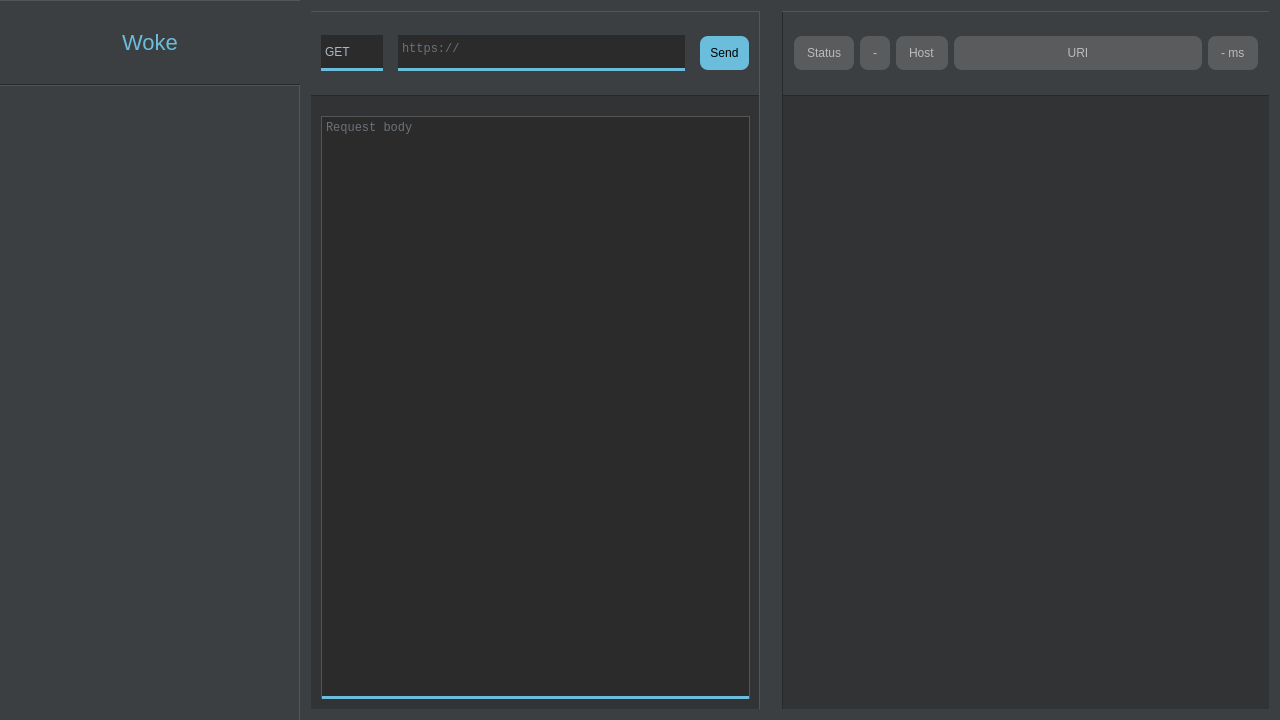
This is mainwindow.ui in tmstieff/Woke as Qt 5 draws it before an edit. The edited form follows.
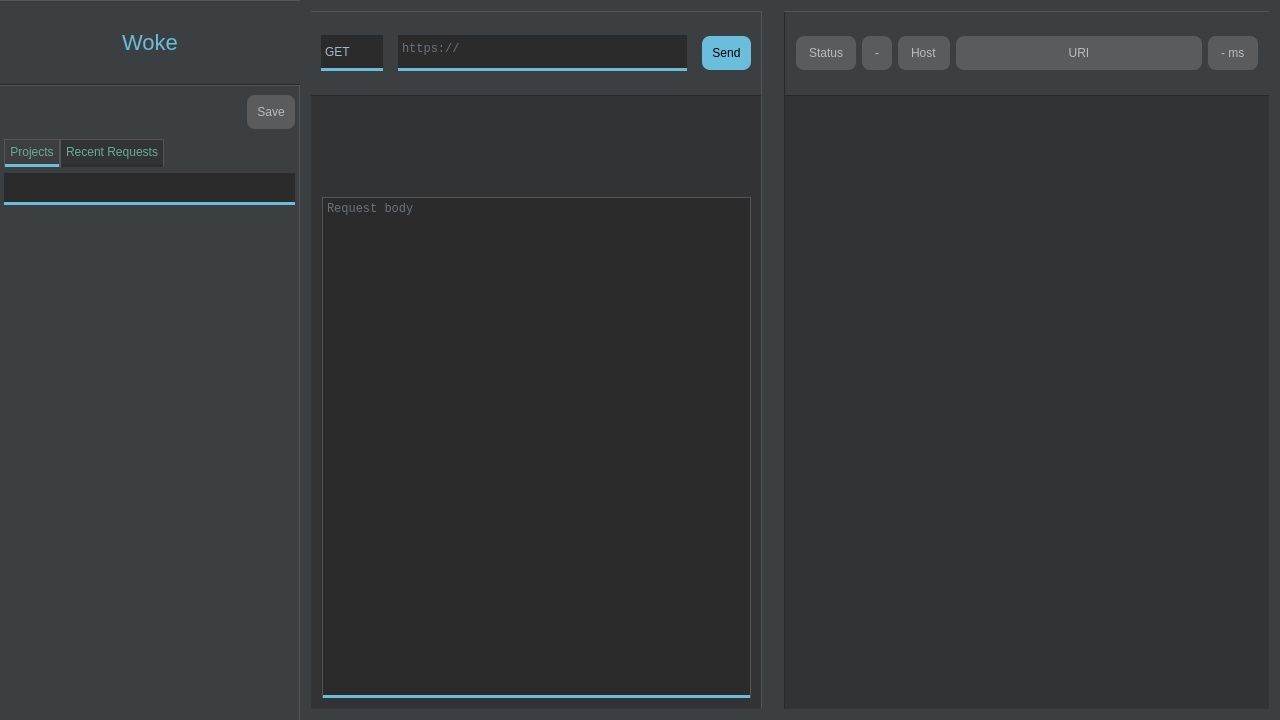
This is the edited form. Custom widgets are drawn as their Qt base class.

Commit message: Project management!

```diff
--- a/mainwindow.ui
+++ b/mainwindow.ui
@@ -240,14 +240,276 @@
            <enum>QFrame::Raised</enum>
           </property>
           <layout class="QVBoxLayout" name="verticalLayout_4">
+           <property name="leftMargin">
+            <number>4</number>
+           </property>
+           <property name="topMargin">
+            <number>9</number>
+           </property>
+           <property name="rightMargin">
+            <number>4</number>
+           </property>
+           <property name="bottomMargin">
+            <number>9</number>
+           </property>
            <item>
-            <widget class="QListWidget" name="recentRequestsListWidget">
+            <layout class="QHBoxLayout" name="buttonsLayout">
+             <property name="bottomMargin">
+              <number>4</number>
+             </property>
+             <item>
+              <spacer name="horizontalSpacer_4">
+               <property name="orientation">
+                <enum>Qt::Horizontal</enum>
+               </property>
+               <property name="sizeHint" stdset="0">
+                <size>
+                 <width>40</width>
+                 <height>20</height>
+                </size>
+               </property>
+              </spacer>
+             </item>
+             <item>
+              <widget class="QPushButton" name="saveButton">
+               <property name="styleSheet">
+                <string notr="true">#saveButton {
+	border-top: 3px solid #bbbbbb;
+	background-color: #595b5d;
+	color: #bbbbbb;
+	border: none;
+	padding: 10px;
+	border-radius: 8px;
+}</string>
+               </property>
+               <property name="text">
+                <string>Save</string>
+               </property>
+              </widget>
+             </item>
+            </layout>
+           </item>
+           <item>
+            <widget class="QTabWidget" name="tabWidget">
              <property name="styleSheet">
-              <string notr="true"/>
+              <string notr="true">QTabWidget {
+	background: #555555;
+}
+
+QWidget#tabWidget {
+	background-color: #3c3f41;
+	border: none;
+}
+
+QTabWidget::pane {
+    border: none;
+	background: #555555;
+}
+
+QTabWidget::tab-bar {
+	background: #555555;
+}
+
+QTabBar::tab {
+	background-color: #3c3e3f;
+	border: none;
+	border-bottom: 3px solid #6ABDDB;
+	border-top: 1px solid #555555;
+	border-right: 1px solid #555555;
+	border-left: 1px solid #555555;
+	color: #69ac97;
+	padding: 5px;
+}
+
+QTabBar::tab:selected {
+	background-color: #3c3e3f;
+	border-bottom: 3px solid #6ABDDB
+}
+
+QTabBar::tab:!selected {
+	background-color: #313335;
+	border-bottom: 3px solid #2C2E2F;
+}</string>
              </property>
-             <property name="frameShape">
-              <enum>QFrame::NoFrame</enum>
+             <property name="tabShape">
+              <enum>QTabWidget::Rounded</enum>
              </property>
+             <property name="currentIndex">
+              <number>0</number>
+             </property>
+             <property name="usesScrollButtons">
+              <bool>false</bool>
+             </property>
+             <property name="documentMode">
+              <bool>false</bool>
+             </property>
+             <widget class="QWidget" name="projectsTab">
+              <property name="sizePolicy">
+               <sizepolicy hsizetype="Expanding" vsizetype="Expanding">
+                <horstretch>0</horstretch>
+                <verstretch>0</verstretch>
+               </sizepolicy>
+              </property>
+              <attribute name="title">
+               <string>Projects</string>
+              </attribute>
+              <layout class="QVBoxLayout" name="verticalLayout_5">
+               <property name="spacing">
+                <number>6</number>
+               </property>
+               <property name="leftMargin">
+                <number>0</number>
+               </property>
+               <property name="topMargin">
+                <number>0</number>
+               </property>
+               <property name="rightMargin">
+                <number>0</number>
+               </property>
+               <property name="bottomMargin">
+                <number>0</number>
+               </property>
+               <item>
+                <widget class="QFrame" name="projectsTabFrame">
+                 <property name="sizePolicy">
+                  <sizepolicy hsizetype="Expanding" vsizetype="Expanding">
+                   <horstretch>0</horstretch>
+                   <verstretch>0</verstretch>
+                  </sizepolicy>
+                 </property>
+                 <property name="styleSheet">
+                  <string notr="true">QFrame {
+	background-color: #3c3f41;
+	border: none;
+}
+
+QComboBox, QLineEdit {
+	background-color: #2b2b2b;
+	border: none;
+	border-bottom: 3px solid #6ABDDB;
+	color: #a9b7c6;
+	padding-left: 2px;
+}
+
+QComboBox::drop-down {
+    border: 0;
+}</string>
+                 </property>
+                 <property name="frameShape">
+                  <enum>QFrame::StyledPanel</enum>
+                 </property>
+                 <property name="frameShadow">
+                  <enum>QFrame::Raised</enum>
+                 </property>
+                 <layout class="QVBoxLayout" name="verticalLayout_6">
+                  <property name="leftMargin">
+                   <number>0</number>
+                  </property>
+                  <property name="topMargin">
+                   <number>6</number>
+                  </property>
+                  <property name="rightMargin">
+                   <number>0</number>
+                  </property>
+                  <property name="bottomMargin">
+                   <number>0</number>
+                  </property>
+                  <item>
+                   <widget class="QComboBox" name="projectsListComboBox">
+                    <property name="minimumSize">
+                     <size>
+                      <width>0</width>
+                      <height>32</height>
+                     </size>
+                    </property>
+                   </widget>
+                  </item>
+                  <item>
+                   <widget class="QListWidget" name="projectsRequestsList">
+                    <property name="styleSheet">
+                     <string notr="true"/>
+                    </property>
+                    <property name="frameShape">
+                     <enum>QFrame::NoFrame</enum>
+                    </property>
+                   </widget>
+                  </item>
+                 </layout>
+                </widget>
+               </item>
+              </layout>
+             </widget>
+             <widget class="QWidget" name="recentRequestsTab">
+              <property name="sizePolicy">
+               <sizepolicy hsizetype="Expanding" vsizetype="Expanding">
+                <horstretch>0</horstretch>
+                <verstretch>0</verstretch>
+               </sizepolicy>
+              </property>
+              <attribute name="title">
+               <string>Recent Requests</string>
+              </attribute>
+              <layout class="QVBoxLayout" name="verticalLayout_8">
+               <property name="leftMargin">
+                <number>0</number>
+               </property>
+               <property name="topMargin">
+                <number>0</number>
+               </property>
+               <property name="rightMargin">
+                <number>0</number>
+               </property>
+               <property name="bottomMargin">
+                <number>0</number>
+               </property>
+               <item>
+                <widget class="QFrame" name="recentRequestsTabFrame">
+                 <property name="sizePolicy">
+                  <sizepolicy hsizetype="Expanding" vsizetype="Expanding">
+                   <horstretch>0</horstretch>
+                   <verstretch>0</verstretch>
+                  </sizepolicy>
+                 </property>
+                 <property name="styleSheet">
+                  <string notr="true">QFrame {
+	background-color: #3c3f41;
+	border: none;
+}</string>
+                 </property>
+                 <property name="frameShape">
+                  <enum>QFrame::StyledPanel</enum>
+                 </property>
+                 <property name="frameShadow">
+                  <enum>QFrame::Raised</enum>
+                 </property>
+                 <layout class="QVBoxLayout" name="verticalLayout_7">
+                  <property name="leftMargin">
+                   <number>0</number>
+                  </property>
+                  <property name="topMargin">
+                   <number>0</number>
+                  </property>
+                  <property name="rightMargin">
+                   <number>0</number>
+                  </property>
+                  <property name="bottomMargin">
+                   <number>0</number>
+                  </property>
+                  <item>
+                   <widget class="QListWidget" name="recentRequestsListWidget">
+                    <property name="styleSheet">
+                     <string notr="true"/>
+                    </property>
+                    <property name="frameShape">
+                     <enum>QFrame::NoFrame</enum>
+                    </property>
+                   </widget>
+                  </item>
+                 </layout>
+                </widget>
+               </item>
+              </layout>
+             </widget>
             </widget>
            </item>
           </layout>
@@ -568,40 +830,68 @@
            <enum>QFrame::Raised</enum>
           </property>
           <layout class="QVBoxLayout" name="verticalLayout_2">
-           <property name="spacing">
-            <number>0</number>
-           </property>
-           <property name="leftMargin">
-            <number>10</number>
-           </property>
-           <property name="topMargin">
-            <number>10</number>
-           </property>
-           <property name="rightMargin">
-            <number>10</number>
-           </property>
-           <property name="bottomMargin">
-            <number>10</number>
-           </property>
            <item>
-            <widget class="RequestTabbedEditor" name="requestEditor" native="true"/>
-           </item>
-           <item>
-            <widget class="QPlainTextEdit" name="bodyInput">
-             <property name="styleSheet">
-              <string notr="true">#bodyInput {
+            <widget class="QSplitter" name="requestInputsSplitter">
+             <property name="lineWidth">
+              <number>0</number>
+             </property>
+             <property name="orientation">
+              <enum>Qt::Vertical</enum>
+             </property>
+             <property name="handleWidth">
+              <number>0</number>
+             </property>
+             <property name="childrenCollapsible">
+              <bool>false</bool>
+             </property>
+             <widget class="RequestTabbedEditor" name="requestEditor" native="true">
+              <property name="sizePolicy">
+               <sizepolicy hsizetype="Expanding" vsizetype="Minimum">
+                <horstretch>0</horstretch>
+                <verstretch>0</verstretch>
+               </sizepolicy>
+              </property>
+              <property name="minimumSize">
+               <size>
+                <width>0</width>
+                <height>30</height>
+               </size>
+              </property>
+              <property name="baseSize">
+               <size>
+                <width>0</width>
+                <height>60</height>
+               </size>
+              </property>
+             </widget>
+             <widget class="QPlainTextEdit" name="bodyInput">
+              <property name="sizePolicy">
+               <sizepolicy hsizetype="Expanding" vsizetype="Expanding">
+                <horstretch>0</horstretch>
+                <verstretch>0</verstretch>
+               </sizepolicy>
+              </property>
+              <property name="baseSize">
+               <size>
+                <width>0</width>
+                <height>400</height>
+               </size>
+              </property>
+              <property name="styleSheet">
+               <string notr="true">#bodyInput {
 	margin-top: 10px;
 }</string>
-             </property>
-             <property name="frameShape">
-              <enum>QFrame::NoFrame</enum>
-             </property>
-             <property name="lineWrapMode">
-              <enum>QPlainTextEdit::NoWrap</enum>
-             </property>
-             <property name="placeholderText">
-              <string>Request body</string>
-             </property>
+              </property>
+              <property name="frameShape">
+               <enum>QFrame::NoFrame</enum>
+              </property>
+              <property name="lineWrapMode">
+               <enum>QPlainTextEdit::NoWrap</enum>
+              </property>
+              <property name="placeholderText">
+               <string>Request body</string>
+              </property>
+             </widget>
             </widget>
            </item>
           </layout>
@@ -802,7 +1092,14 @@
             <number>10</number>
            </property>
            <item>
-            <widget class="ResponseTabbedEditor" name="responseEditor" native="true"/>
+            <widget class="ResponseTabbedEditor" name="responseEditor" native="true">
+             <property name="sizePolicy">
+              <sizepolicy hsizetype="Preferred" vsizetype="Expanding">
+               <horstretch>0</horstretch>
+               <verstretch>0</verstretch>
+              </sizepolicy>
+             </property>
+            </widget>
            </item>
           </layout>
          </widget>
```
The commit also changes 20 other files.
